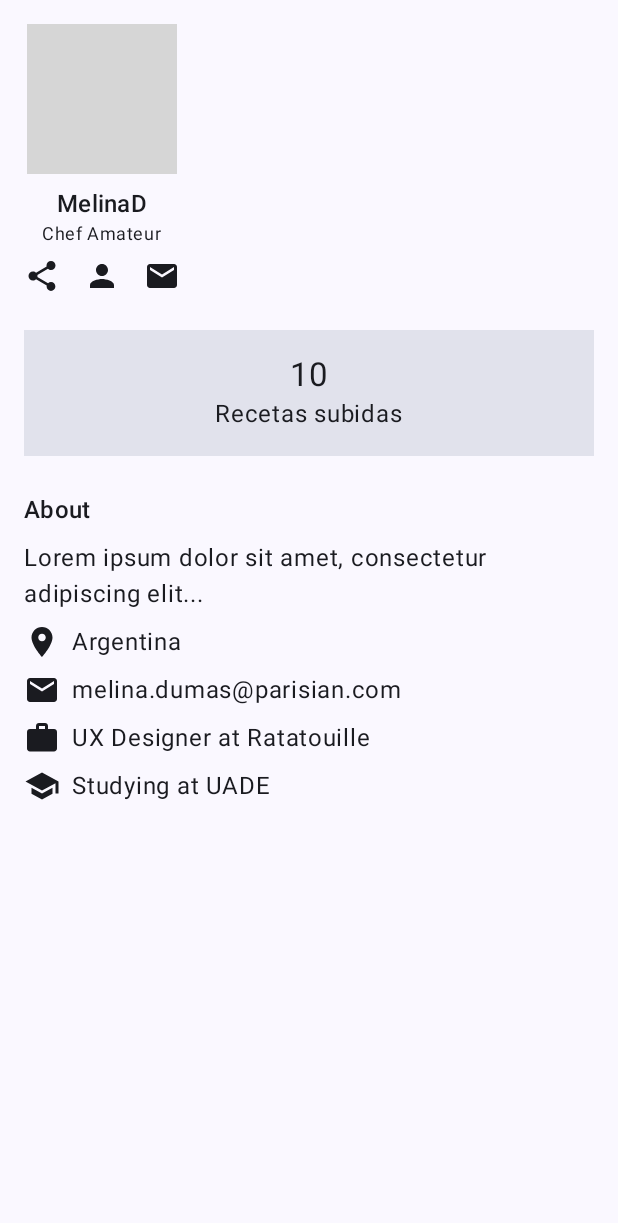
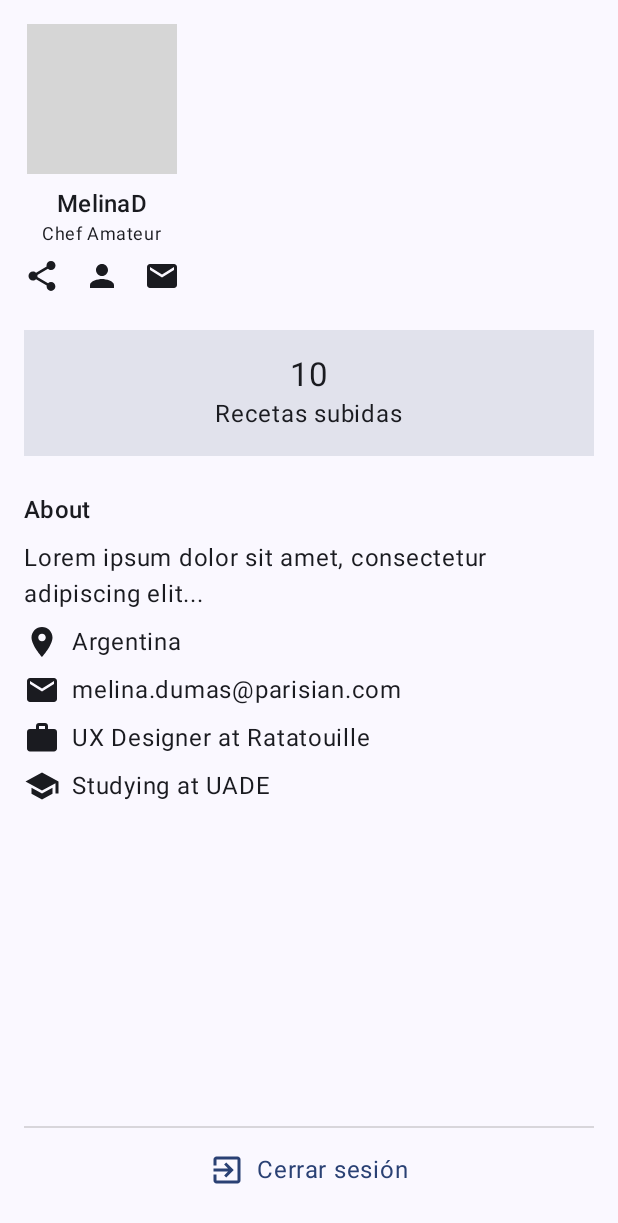
Before and after one commit to MToschiUade/TPO-DESA_APPS_1_Compose, an Android app built with Jetpack Compose: the composable UserProfileSection called with sample values from the repository, on a phone screen of 412 x 824 dp. Shown: the top 1223 px of the screen. Run offline under Robolectric (Android 15) with nearby library versions, the phone set to English and light mode, and no system bars; our stand-ins replace Room's generated code; grey boxes are pictures that could not be loaded.

Commit message:
Se puede cerrar sesión queda pendiente redireccion a la splash

```diff
--- a/app/src/main/java/com/example/tpo_desa_1/MainActivity.kt
+++ b/app/src/main/java/com/example/tpo_desa_1/MainActivity.kt
@@ -6,6 +6,7 @@ import androidx.activity.compose.setContent
 import androidx.compose.foundation.layout.fillMaxSize
 import androidx.compose.material3.MaterialTheme
 import androidx.compose.material3.Surface
+import androidx.compose.runtime.getValue
 import androidx.compose.ui.Modifier
 import androidx.lifecycle.ViewModelProvider
 import com.example.tpo_desa_1.data.db.AppDatabase
@@ -30,7 +31,9 @@ class MainActivity : ComponentActivity() {
                 modifier = Modifier.fillMaxSize(),
                 color = MaterialTheme.colorScheme.background
             ) {
-                AppNavigation(sessionViewModel = sessionViewModel)
+                //AppNavigation(sessionViewModel = sessionViewModel)
+                val usuarioLogueado by sessionViewModel.usuarioLogueado
+                AppNavigation(sessionViewModel = sessionViewModel, usuarioLogueado = usuarioLogueado)
             }
         }
     }
--- a/app/src/main/java/com/example/tpo_desa_1/navigation/AppNavigation.kt
+++ b/app/src/main/java/com/example/tpo_desa_1/navigation/AppNavigation.kt
@@ -16,6 +16,7 @@ import androidx.compose.runtime.LaunchedEffect
 import androidx.compose.runtime.getValue
 import androidx.compose.ui.graphics.vector.ImageVector
 import androidx.lifecycle.viewmodel.compose.viewModel
+import com.example.tpo_desa_1.data.model.Usuario
 import com.example.tpo_desa_1.ui.screens.RecipesScreen
 import com.example.tpo_desa_1.ui.screens.SavedScreen
 import com.example.tpo_desa_1.ui.screens.ProfileScreen
@@ -41,7 +42,8 @@ sealed class Screen(
 @Composable
 fun AppNavigation(
     navController: NavHostController = rememberNavController(),
-    sessionViewModel: SessionViewModel
+    sessionViewModel: SessionViewModel,
+    usuarioLogueado: Usuario? // nuevo
 ) {
     val usuarioLogueado by sessionViewModel.usuarioLogueado
 
--- a/app/src/main/java/com/example/tpo_desa_1/ui/screens/ProfileScreen.kt
+++ b/app/src/main/java/com/example/tpo_desa_1/ui/screens/ProfileScreen.kt
@@ -26,15 +26,14 @@ import androidx.compose.runtime.getValue
 import androidx.compose.runtime.LaunchedEffect
 import com.example.tpo_desa_1.data.model.Receta
 import androidx.compose.runtime.collectAsState
+import androidx.compose.runtime.mutableStateOf
+import androidx.compose.runtime.remember
+import androidx.compose.runtime.setValue
 import androidx.compose.ui.platform.LocalContext
 import com.example.tpo_desa_1.data.db.AppDatabase
+import com.example.tpo_desa_1.navigation.Screen
 import com.example.tpo_desa_1.repository.RecetaRepository
 import com.example.tpo_desa_1.viewmodel.ProfileViewModelFactory
-
-
-
-
-
 
 @Composable
 fun ProfileScreen(
@@ -62,7 +61,7 @@ fun ProfileScreen(
         Box(modifier = Modifier.padding(innerPadding)) {
             usuario?.let {
                 Column {
-                    UserProfileSection(it, recetasCreadas)
+                    UserProfileSection(it, recetasCreadas, navController, sessionViewModel)
                 }
             } ?: Text("Iniciá sesión para ver el perfil")
         }
@@ -70,7 +69,10 @@ fun ProfileScreen(
 }
 
 @Composable
-fun UserProfileSection(usuario: Usuario, recetasCreadas: List<Receta>) {
+fun UserProfileSection(    usuario: Usuario,
+                           recetasCreadas: List<Receta>,
+                           navController: NavController,
+                           sessionViewModel: SessionViewModel) {
     Column(
         modifier = Modifier
             .fillMaxSize()
@@ -80,6 +82,19 @@ fun UserProfileSection(usuario: Usuario, recetasCreadas: List<Receta>) {
         ProfileHeader(usuario)
         RecipeStats(recetasCreadas)
         AboutSection(usuario)
+
+        Spacer(Modifier.weight(1f)) // empuja al fondo
+
+        EndSessionButton(
+            onConfirmLogout = {
+                sessionViewModel.logout()
+                navController.navigate(Screen.Splash.route) {
+                    popUpTo(0) { inclusive = true } // limpia todo el backstack
+                    launchSingleTop = true
+                }
+            }
+        )
+
     }
 }
 
@@ -150,3 +165,54 @@ fun InfoRow(icon: ImageVector, text: String) {
         Text(text)
     }
 }
+
+@Composable
+fun EndSessionButton(onConfirmLogout: () -> Unit) {
+    var showDialog by remember { mutableStateOf(false) }
+
+    Column {
+        Divider(thickness = 1.dp, color = Color.Gray.copy(alpha = 0.3f))
+
+        Row(
+            modifier = Modifier
+                .fillMaxWidth()
+                .clickable { showDialog = true }
+                .padding(vertical = 16.dp),
+            horizontalArrangement = Arrangement.Center,
+            verticalAlignment = Alignment.CenterVertically
+        ) {
+            Icon(
+                imageVector = Icons.Default.ExitToApp,
+                contentDescription = "Cerrar sesión",
+                tint = MaterialTheme.colorScheme.primary
+            )
+            Spacer(modifier = Modifier.width(8.dp))
+            Text(
+                text = "Cerrar sesión",
+                color = MaterialTheme.colorScheme.primary,
+                fontSize = 16.sp
+            )
+        }
+    }
+
+    if (showDialog) {
+        AlertDialog(
+            onDismissRequest = { showDialog = false },
+            title = { Text("¿Cerrar sesión?") },
+            text = { Text("¿Estás seguro que querés cerrar sesión?") },
+            confirmButton = {
+                TextButton(onClick = {
+                    showDialog = false
+                    onConfirmLogout()
+                }) {
+                    Text("Sí")
+                }
+            },
+            dismissButton = {
+                TextButton(onClick = { showDialog = false }) {
+                    Text("Cancelar")
+                }
+            }
+        )
+    }
+}
```
